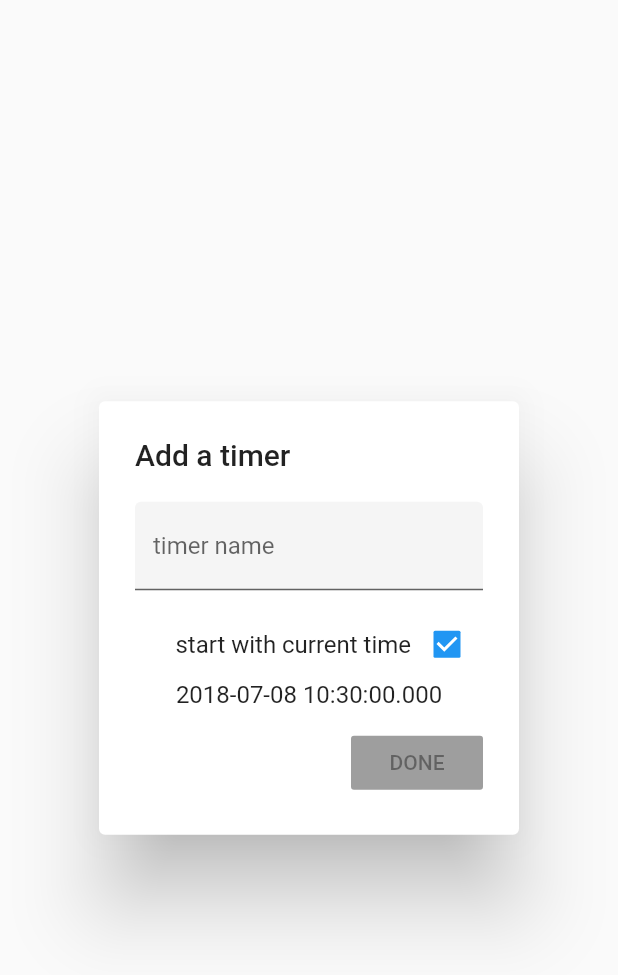
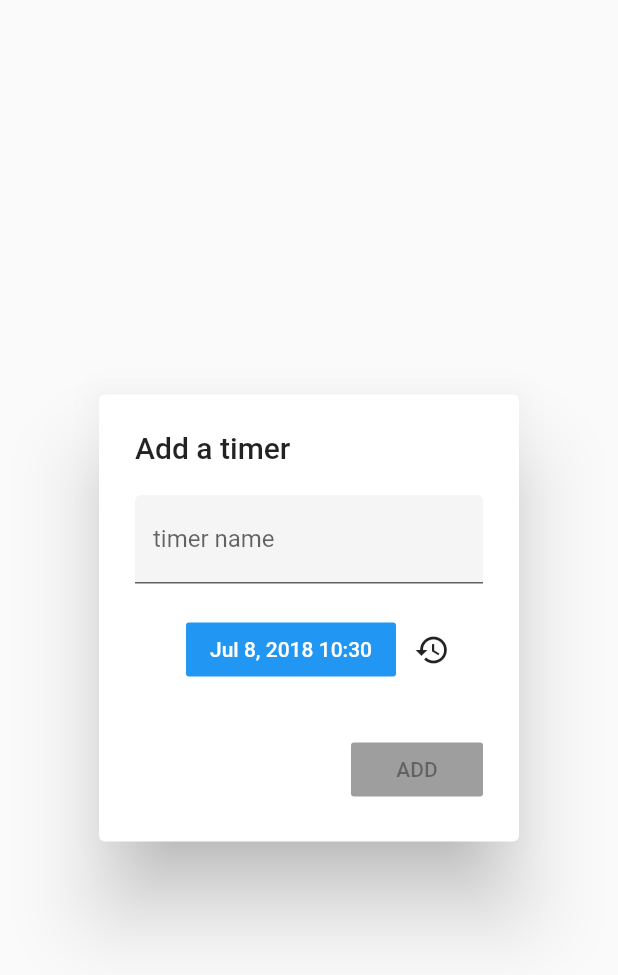
Before and after one commit to lazyelegance/intervalTimer, a Flutter app: the AddTimerDialog widget shown alone on an empty page, opened directly, on a phone screen of 412 x 824 dp. Shown: the top 975 px of the screen. Run offline on Flutter 3.47's test engine with Material 2 defaults, Android fonts, the phone set to English and light mode, and no system bars; our stand-ins replace cloud_firestore; accounts and stored records are empty.

Commit message:
update add dialog

```diff
--- a/lib/addtimerdialog.dart
+++ b/lib/addtimerdialog.dart
@@ -1,4 +1,5 @@
 import 'package:flutter/material.dart';
+import 'package:intl/intl.dart';
 
 class AddTimerDialog extends StatefulWidget {
   @override
@@ -11,8 +12,7 @@ class AddTimerDialogState extends State<AddTimerDialog> {
   final _timeNameController = TextEditingController();
 
   DateTime _timerStartDate = new DateTime.now();
-
-  bool _groupValue = true;
+  String _timerName = '';
 
   @override
   Widget build(BuildContext context) {
@@ -26,25 +26,31 @@ class AddTimerDialogState extends State<AddTimerDialog> {
         children: <Widget>[
           TextField(
             controller: _timeNameController,
+            onChanged: (value) {
+              setState(() {
+                _timerName = value;
+              });
+            },
             decoration: InputDecoration(
               filled: true,
               labelText: 'timer name',
             ),
           ),
-          SizedBox(height: 12.0),
           Row(
+            children: <Widget>[
+              Expanded(
+                child: Container(
+                  padding: EdgeInsets.all(10.0),
+                  margin: EdgeInsets.only(top: 10.0, bottom: 10.0),
+                  child: Row(
+                    crossAxisAlignment: CrossAxisAlignment.center,
                     mainAxisAlignment: MainAxisAlignment.end,
                     children: <Widget>[
-              Text('start with current time'),
-              Checkbox(
-                value: _groupValue,
-                onChanged: (val) async {
+                      FlatButton(
+                        color: Colors.blue,
+                        onPressed: () async {
                           DateTime datePicked;
                           TimeOfDay timePicked;
-                  setState(() {
-                    _groupValue = val;
-                  });
-                  if (!val) {
                           datePicked = await showDatePicker(
                               context: context,
                               initialDate: now,
@@ -59,34 +65,46 @@ class AddTimerDialogState extends State<AddTimerDialog> {
                             setState(() {
                               _timerStartDate = datePicked
                                   .add(new Duration(hours: timePicked.hour))
-                            .add(new Duration(minutes: timePicked.minute));
-                      });
-                    }
-                  } else {
-                    setState(() {
-                      _timerStartDate = new DateTime.now();
+                                  .add(
+                                      new Duration(minutes: timePicked.minute));
                             });
                           }
                         },
+                        child: Text(
+                          new DateFormat.yMMMd()
+                              .add_Hm()
+                              .format(_timerStartDate)
+                              .toString(),
+                          style: TextStyle(color: Colors.white),
                         ),
+                      ),
+                      IconButton(
+                        onPressed: () async {
+                          setState(() {
+                            _timerStartDate = now;
+                          });
+                        },
+                        icon: Icon(Icons.restore),
+                      )
                     ],
                   ),
-          Text(_timerStartDate.toString()),
+                ),
+              )
+            ],
+          ),
           SizedBox(height: 12.0),
           Row(
             mainAxisAlignment: MainAxisAlignment.end,
             children: <Widget>[
               RaisedButton(
                 padding: EdgeInsets.all(8.0),
-                onPressed: _timeNameController.value.text != ''
+                onPressed: _timerName != ''
                     ? () {
-                        Navigator.pop(context, {
-                          "name": _timeNameController.value.text,
-                          "startTime": _timerStartDate
-                        });
+                        Navigator.pop(context,
+                            {"name": _timerName, "startTime": _timerStartDate});
                       }
                     : null,
-                child: Text('DONE'),
+                child: Text('ADD'),
               ),
             ],
           )
--- a/pubspec.yaml
+++ b/pubspec.yaml
@@ -5,6 +5,7 @@ dependencies:
   flutter:
     sdk: flutter
   cloud_firestore: ^0.7.3
+  intl: "^0.15.6"
   # The following adds the Cupertino Icons font to your application.
   # Use with the CupertinoIcons class for iOS style icons.
   cupertino_icons: ^0.1.2
```
Also changed, not shown: pubspec.lock. Lines whose indentation alone changed are shown as unchanged.
